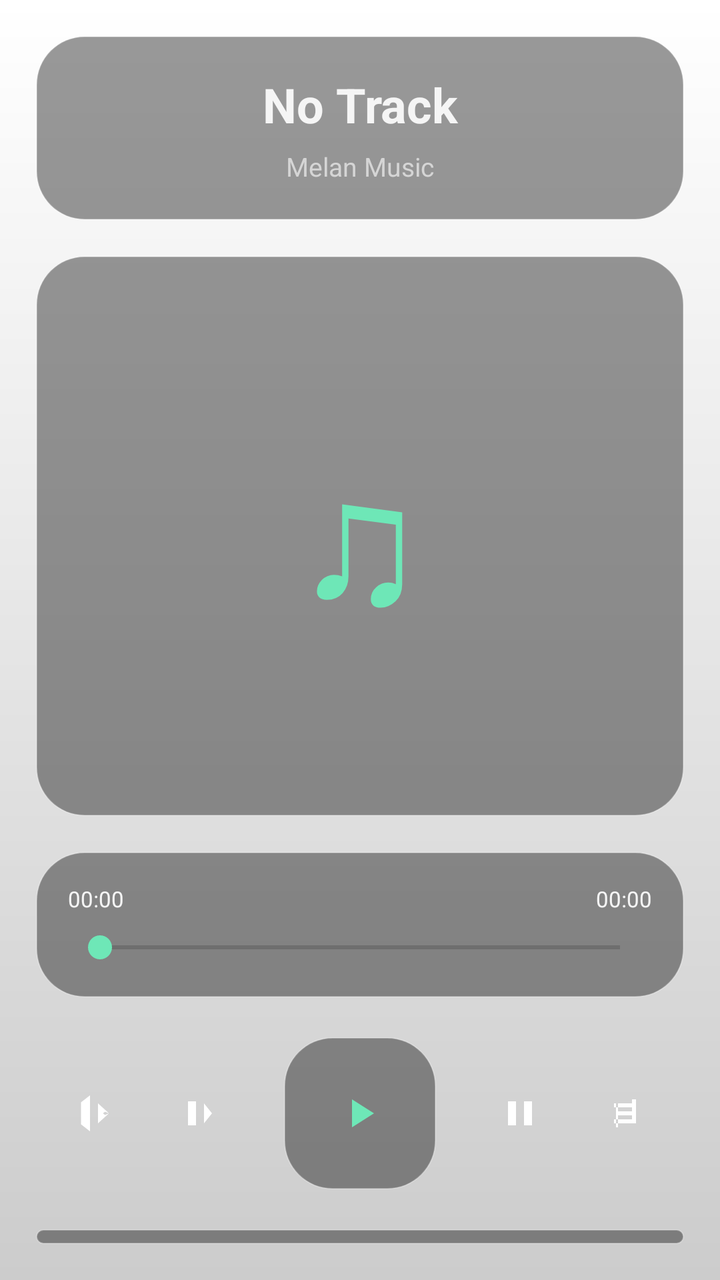
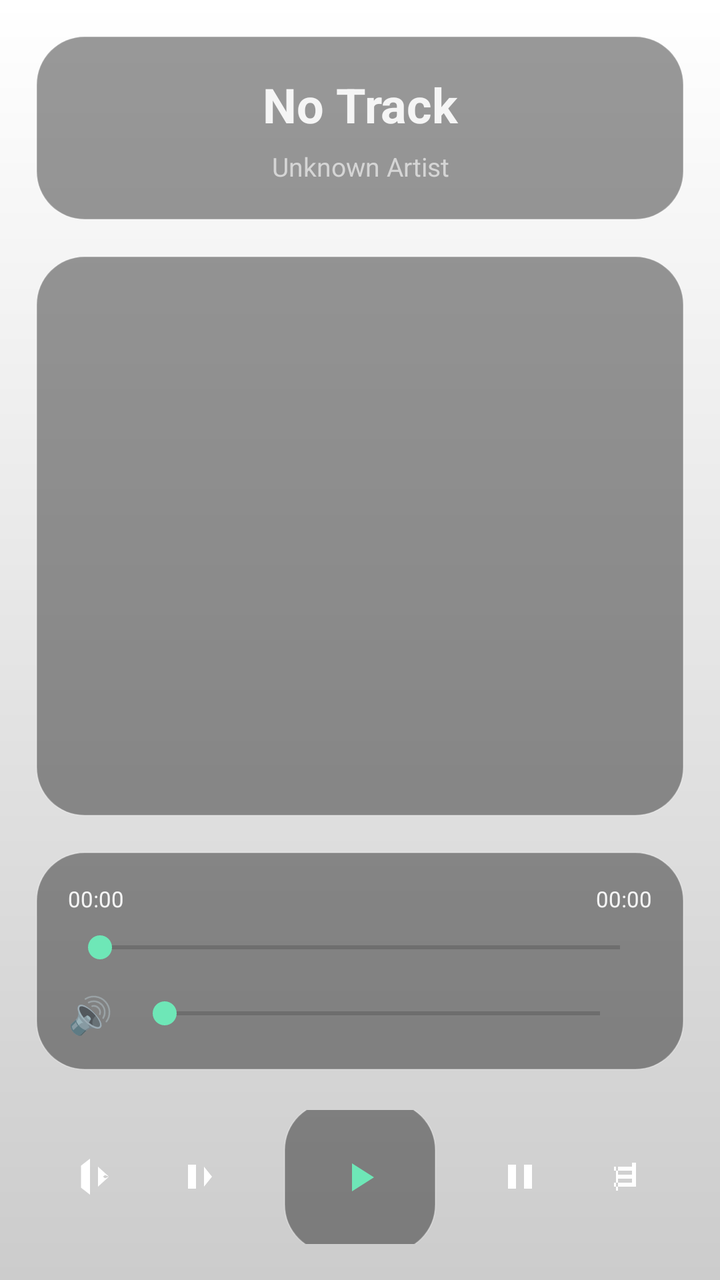

Before-and-after screenshots of an Android layout around one commit, followed by the original layout XML and the change that was made.
<!-- AndroidManifest.xml: application theme Theme.MelanMusicPlayer -->
<!-- res/layout/activity_main.xml -->
<?xml version="1.0" encoding="utf-8"?>
<LinearLayout xmlns:android="http://schemas.android.com/apk/res/android"
    android:layout_width="match_parent"
    android:layout_height="match_parent"
    android:background="@drawable/bg_wallpaper_overlay"
    android:orientation="vertical"
    android:padding="18dp">

    <LinearLayout
        android:layout_width="match_parent"
        android:layout_height="wrap_content"
        android:background="@drawable/bg_glass_panel"
        android:orientation="vertical"
        android:padding="18dp">

        <TextView
            android:id="@+id/currentSongText"
            android:layout_width="match_parent"
            android:layout_height="wrap_content"
            android:ellipsize="marquee"
            android:gravity="center"
            android:marqueeRepeatLimit="marquee_forever"
            android:singleLine="true"
            android:text="No Track"
            android:textColor="#F5F5F5"
            android:textSize="24sp"
            android:textStyle="bold" />

        <TextView
            android:id="@+id/artistText"
            android:layout_width="match_parent"
            android:layout_height="wrap_content"
            android:layout_marginTop="6dp"
            android:gravity="center"
            android:text="Melan Music"
            android:textColor="#D5D5D5"
            android:textSize="13sp" />
    </LinearLayout>

    <FrameLayout
        android:layout_width="match_parent"
        android:layout_height="280dp"
        android:layout_marginTop="18dp"
        android:background="@drawable/bg_glass_panel">

        <TextView
            android:layout_width="wrap_content"
            android:layout_height="wrap_content"
            android:layout_gravity="center"
            android:text="♫"
            android:textColor="#6EE7B7"
            android:textSize="88sp" />
    </FrameLayout>

    <LinearLayout
        android:layout_width="match_parent"
        android:layout_height="wrap_content"
        android:layout_marginTop="18dp"
        android:background="@drawable/bg_glass_panel"
        android:orientation="vertical"
        android:padding="16dp">

        <LinearLayout
            android:layout_width="match_parent"
            android:layout_height="wrap_content"
            android:orientation="horizontal">

            <TextView
                android:id="@+id/currentTimeText"
                android:layout_width="0dp"
                android:layout_height="wrap_content"
                android:layout_weight="1"
                android:text="00:00"
                android:textColor="#F5F5F5"
                android:textSize="11sp" />

            <TextView
                android:id="@+id/totalTimeText"
                android:layout_width="wrap_content"
                android:layout_height="wrap_content"
                android:text="00:00"
                android:textColor="#F5F5F5"
                android:textSize="11sp" />
        </LinearLayout>

        <SeekBar
            android:id="@+id/seekBar"
            android:layout_width="match_parent"
            android:layout_height="wrap_content"
            android:layout_marginTop="8dp"
            android:maxHeight="2dp"
            android:minHeight="2dp"
            android:progressTint="#6EE7B7"
            android:thumbTint="#6EE7B7" />
    </LinearLayout>

    <LinearLayout
        android:layout_width="match_parent"
        android:layout_height="wrap_content"
        android:layout_marginTop="20dp"
        android:gravity="center"
        android:orientation="horizontal">

        <ImageButton
            android:id="@+id/shuffleButton"
            style="@style/PlayerIconButton"
            android:src="@drawable/ic_shuffle" />

        <ImageButton
            android:id="@+id/prevButton"
            style="@style/PlayerIconButton"
            android:src="@drawable/ic_prev" />

        <ImageButton
            android:id="@+id/playPauseButton"
            android:layout_width="76dp"
            android:layout_height="76dp"
            android:layout_marginHorizontal="16dp"
            android:background="@drawable/bg_glass_panel"
            android:src="@drawable/ic_play"
            android:tint="#6EE7B7" />

        <ImageButton
            android:id="@+id/nextButton"
            style="@style/PlayerIconButton"
            android:src="@drawable/ic_next" />

        <ImageButton
            android:id="@+id/repeatButton"
            style="@style/PlayerIconButton"
            android:src="@drawable/ic_repeat" />
    </LinearLayout>

    <ListView
        android:id="@+id/playlistView"
        android:layout_width="match_parent"
        android:layout_height="0dp"
        android:layout_marginTop="20dp"
        android:layout_weight="1"
        android:background="@drawable/bg_glass_panel"
        android:divider="#33FFFFFF"
        android:dividerHeight="1dp"
        android:padding="8dp" />

</LinearLayout>
<!-- resources referenced by this layout -->
<resources>
  <!-- drawable bg_glass_panel (drawable) -->
  <?xml version="1.0" encoding="utf-8"?>
  <shape xmlns:android="http://schemas.android.com/apk/res/android">
      <corners android:radius="24dp" />
      <solid android:color="#66000000" />
      <stroke android:width="0.5dp" android:color="#44FFFFFF" />
  </shape>
  <!-- drawable bg_wallpaper_overlay (drawable) -->
  <?xml version="1.0" encoding="utf-8"?>
  <shape xmlns:android="http://schemas.android.com/apk/res/android">
      <gradient
          android:angle="90"
          android:endColor="#00000000"
          android:startColor="#33000000" />
  </shape>
  <!-- drawable ic_next (drawable) -->
  <vector xmlns:android="http://schemas.android.com/apk/res/android"
      android:width="24dp"
      android:height="24dp"
      android:viewportWidth="24"
      android:viewportHeight="24">
      <path
          android:fillColor="#FFFFFF"
          android:pathData="M6,6h4v12H6zM14,6h4v12h-4z"/>
  </vector>
  <!-- drawable ic_play (drawable) -->
  <vector xmlns:android="http://schemas.android.com/apk/res/android"
      android:width="24dp"
      android:height="24dp"
      android:viewportWidth="24"
      android:viewportHeight="24">
      <path
          android:fillColor="#FFFFFF"
          android:pathData="M8,5v14l11,-7z"/>
  </vector>
  <!-- drawable ic_prev (drawable) -->
  <vector xmlns:android="http://schemas.android.com/apk/res/android"
      android:width="24dp"
      android:height="24dp"
      android:viewportWidth="24"
      android:viewportHeight="24">
      <path
          android:fillColor="#FFFFFF"
          android:pathData="M6,6h4v12H6zM14,7l4,5 -4,5z"/>
  </vector>
  <!-- drawable ic_repeat (drawable) -->
  <vector xmlns:android="http://schemas.android.com/apk/res/android"
      android:width="24dp"
      android:height="24dp"
      android:viewportWidth="24"
      android:viewportHeight="24">
      <path
          android:fillColor="#FFFFFF"
          android:pathData="M7,7h10v2H7V7zm0,8h10v2H7v-2zm2,-4h8v2H9v-2zm7,-6h2v12h-2V5zm-10,2h2v12H9V7z"/>
  </vector>
  <!-- drawable ic_shuffle (drawable) -->
  <vector xmlns:android="http://schemas.android.com/apk/res/android"
      android:width="24dp"
      android:height="24dp"
      android:viewportWidth="24"
      android:viewportHeight="24">
      <path
          android:fillColor="#FFFFFF"
          android:pathData="M9,3L4.5,6.5V17.5L9,21V3ZM13,7L18.5,12L13,17V7ZM15.5,12L16.5,12.8L18.5,12L16.5,11.2L15.5,12Z"/>
  </vector>
  <style name="PlayerIconButton">
          <item name="android:layout_width">52dp</item>
          <item name="android:layout_height">52dp</item>
          <item name="android:background">@android:color/transparent</item>
          <item name="android:scaleType">centerInside</item>
          <item name="android:tint">#FFFFFF</item>
      </style>
  <style name="Theme.MelanMusicPlayer" parent="Theme.MaterialComponents.DayNight.NoActionBar">
          <item name="android:windowBackground">@android:color/transparent</item>
          <item name="android:windowIsTranslucent">true</item>
          <item name="android:statusBarColor">@android:color/transparent</item>
          <item name="android:navigationBarColor">@android:color/transparent</item>
      </style>
</resources>

<!-- the commit's change to res/layout/activity_main.xml (unified diff, before → after) -->
@@ -32,7 +32,7 @@
             android:layout_height="wrap_content"
             android:layout_marginTop="6dp"
             android:gravity="center"
-            android:text="Melan Music"
+            android:text="Unknown Artist"
             android:textColor="#D5D5D5"
             android:textSize="13sp" />
     </LinearLayout>
@@ -43,13 +43,13 @@
         android:layout_marginTop="18dp"
         android:background="@drawable/bg_glass_panel">
 
-        <TextView
-            android:layout_width="wrap_content"
-            android:layout_height="wrap_content"
-            android:layout_gravity="center"
-            android:text="♫"
-            android:textColor="#6EE7B7"
-            android:textSize="88sp" />
+        <ImageView
+            android:id="@+id/albumArtView"
+            android:layout_width="match_parent"
+            android:layout_height="match_parent"
+            android:contentDescription="Album Art"
+            android:padding="20dp"
+            android:scaleType="centerInside" />
     </FrameLayout>
 
     <LinearLayout
@@ -92,6 +92,31 @@
             android:minHeight="2dp"
             android:progressTint="#6EE7B7"
             android:thumbTint="#6EE7B7" />
+
+        <LinearLayout
+            android:layout_width="match_parent"
+            android:layout_height="wrap_content"
+            android:layout_marginTop="12dp"
+            android:gravity="center_vertical"
+            android:orientation="horizontal">
+
+            <TextView
+                android:layout_width="wrap_content"
+                android:layout_height="wrap_content"
+                android:text="🔊"
+                android:textSize="18sp" />
+
+            <SeekBar
+                android:id="@+id/volumeSlider"
+                android:layout_width="0dp"
+                android:layout_height="wrap_content"
+                android:layout_marginHorizontal="10dp"
+                android:layout_weight="1"
+                android:maxHeight="2dp"
+                android:minHeight="2dp"
+                android:progressTint="#6EE7B7"
+                android:thumbTint="#6EE7B7" />
+        </LinearLayout>
     </LinearLayout>
 
     <LinearLayout
@@ -131,6 +156,19 @@
             android:src="@drawable/ic_repeat" />
     </LinearLayout>
 
+    <LinearLayout
+        android:layout_width="match_parent"
+        android:layout_height="wrap_content"
+        android:layout_marginTop="14dp"
+        android:gravity="center"
+        android:orientation="horizontal">
+
+        <ImageButton
+            android:id="@+id/favoriteButton"
+            style="@style/PlayerIconButton"
+            android:src="@drawable/ic_favorite" />
+    </LinearLayout>
+
     <ListView
         android:id="@+id/playlistView"
         android:layout_width="match_parent"
<!-- resource entries referenced after the edit -->
@@ -15,6 +15,16 @@
           android:endColor="#00000000"
           android:startColor="#33000000" />
   </shape>
+  <!-- drawable ic_favorite (drawable) -->
+  <vector xmlns:android="http://schemas.android.com/apk/res/android"
+      android:width="24dp"
+      android:height="24dp"
+      android:viewportWidth="24"
+      android:viewportHeight="24">
+      <path
+          android:fillColor="#FFFFFF"
+          android:pathData="M12,21.35l-1.45,-1.32C5.4,15.36 2,12.28 2,8.5 2,5.42 4.42,3 7.5,3c1.74,0 3.41,0.81 4.5,2.09C13.09,3.81 14.76,3 16.5,3 19.58,3 22,5.42 22,8.5c0,3.78 -3.4,6.86 -8.55,11.54L12,21.35z" />
+  </vector>
   <!-- drawable ic_next (drawable) -->
   <vector xmlns:android="http://schemas.android.com/apk/res/android"
       android:width="24dp"
